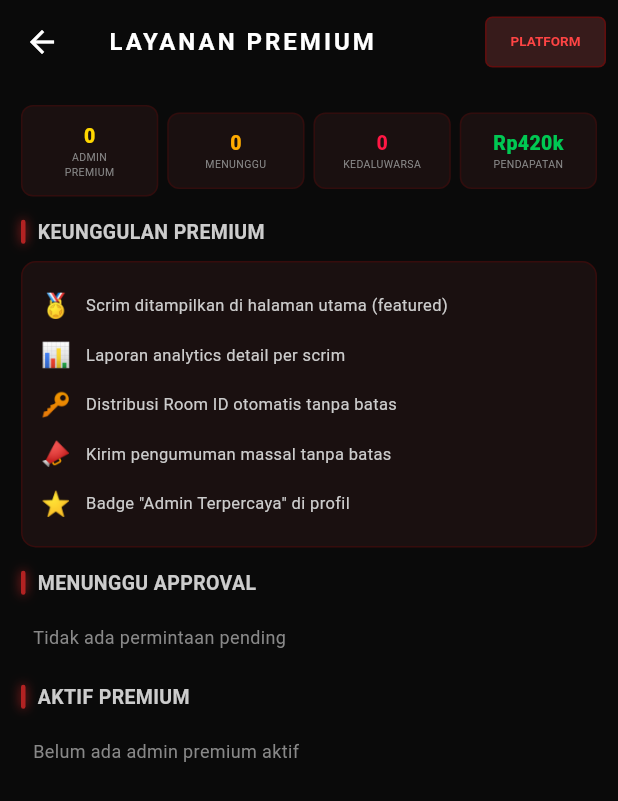
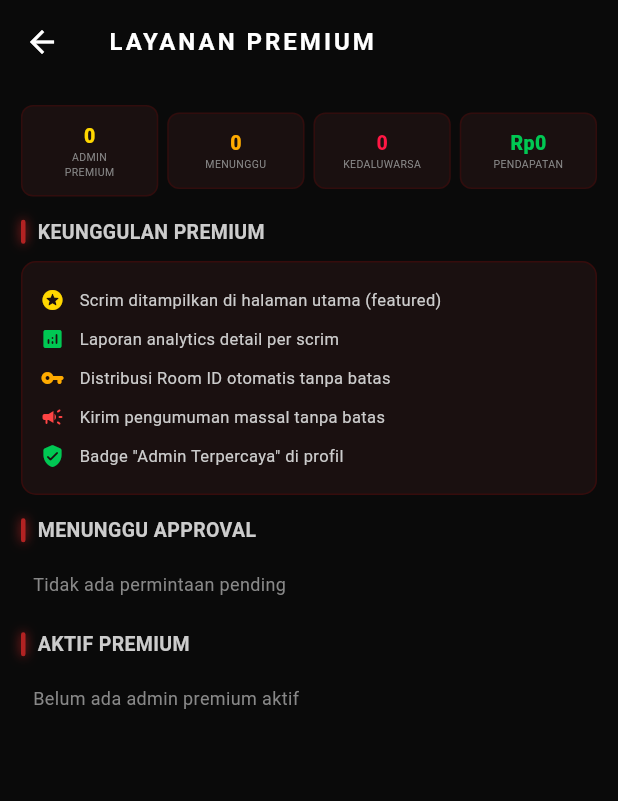
Before and after one commit to yosima050/booyahhub, a Flutter app: the KelolaPremiumScreen screen opened by its route, on a phone screen of 412 x 824 dp. Shown: the top 801 px of the screen. Run offline on Flutter 3.47's test engine with Material 3 defaults, Android fonts, the phone set to English and light mode, and no system bars; our stand-ins replace file_picker, supabase_flutter, webview_flutter; accounts and stored records are empty; network calls fail; Roboto replaces fonts that are missing (Orbitron, Rajdhani).

Commit message:
modify kelola premium screen

```diff
--- a/lib/features/platform/kelola_premium_screen.dart
+++ b/lib/features/platform/kelola_premium_screen.dart
@@ -1,7 +1,3 @@
-// ──────────────────────────────────────────────────────────
-// FILE: lib/features/platform/kelola_premium_screen.dart
-// UC-19: Mengelola Layanan Premium
-// ──────────────────────────────────────────────────────────
 import 'package:flutter/material.dart';
 import '../../core/theme.dart';
 import '../../shared/widgets/booyah_widgets.dart';
@@ -30,13 +26,18 @@ class _KelolaPremiumScreenState extends State<KelolaPremiumScreen> {
       if (mounted) {
         setState(() => _loading = true);
       }
-      final pending = await PlatformService.getPremiumRequests();
-      // You would need to create a method to fetch active premium admins
-      // For now using empty list as placeholder
+
+      // Memanggil seluruh data pengajuan premium dari Supabase
+      final allRequests = await PlatformService.getPremiumRequests();
+
       if (mounted) {
         setState(() {
-          _pending = pending;
-          _active = [];
+          // 1. Memisahkan data yang berstatus 'pending' / belum diproses
+          _pending = allRequests.where((req) => req['status'] == 'pending' || req['approved'] == null).toList();
+
+          // 2. Memisahkan data yang berstatus 'aktif' / sudah di-approve
+          _active = allRequests.where((req) => req['status'] == 'aktif' || req['approved'] == true).toList();
+
           _loading = false;
         });
       }
@@ -52,10 +53,19 @@ class _KelolaPremiumScreenState extends State<KelolaPremiumScreen> {
     try {
       await PlatformService.processPremium(req['id'] as int, true);
       if (mounted) {
-        setState(() => _pending.removeWhere((p) => p['id'] == req['id']));
+        setState(() {
+          // Menghapus data dari list tunggu (pending)
+          _pending.removeWhere((p) => p['id'] == req['id']);
+          // Otomatis memindahkan data ke list aktif agar boks statistik langsung update
+          _active.add(req);
+        });
+
         ScaffoldMessenger.of(context).showSnackBar(
-          SnackBar(content: Text('✅ ${req['admin_name']} berhasil di-upgrade ke Premium!'),
-            backgroundColor: BooyahTheme.green));
+          SnackBar(
+            content: Text('✅ ${req['admin_name']} berhasil di-upgrade ke Premium!'),
+            backgroundColor: BooyahTheme.green,
+          ),
+        );
       }
     } catch (e) {
       debugPrint('Error approving premium: $e');
@@ -66,10 +76,17 @@ class _KelolaPremiumScreenState extends State<KelolaPremiumScreen> {
     try {
       await PlatformService.processPremium(req['id'] as int, false);
       if (mounted) {
-        setState(() => _pending.removeWhere((p) => p['id'] == req['id']));
+        setState(() {
+          // Menghapus data dari list tunggu (pending) tanpa menambah ke list aktif
+          _pending.removeWhere((p) => p['id'] == req['id']);
+        });
+
         ScaffoldMessenger.of(context).showSnackBar(
-          SnackBar(content: const Text('❌ Permintaan premium ditolak.'),
-            backgroundColor: BooyahTheme.red));
+          SnackBar(
+            content: const Text('❌ Permintaan premium ditolak.'),
+            backgroundColor: BooyahTheme.red,
+          ),
+        );
       }
     } catch (e) {
       debugPrint('Error rejecting premium: $e');
@@ -77,18 +94,24 @@ class _KelolaPremiumScreenState extends State<KelolaPremiumScreen> {
   }
 
   @override
-  Widget build(BuildContext ctx) => Scaffold(
-    appBar: AppBar(title: const Text('LAYANAN PREMIUM'),
-      actions: [Chip(label: const Text('PLATFORM', style: TextStyle(fontSize: 9)),
-        backgroundColor: BooyahTheme.maroonGlow.withValues(alpha: 0.15),
-        labelStyle: const TextStyle(color: BooyahTheme.maroonGlow, fontWeight: FontWeight.w700),
-      ), const SizedBox(width: 8)]),
+  Widget build(BuildContext ctx) {
+    // 💡 Hitung total pendapatan dinamis: (Jumlah admin aktif x Rp 50.000)
+    int totalRevenue = _active.length * 50000;
+    // Format label pendapatan (misal: 50000 -> Rp50k, 100000 -> Rp100k)
+    String revenueLabel = totalRevenue >= 1000 ? 'Rp${(totalRevenue / 1000).toStringAsFixed(0)}k' : 'Rp$totalRevenue';
+
+    return Scaffold(
+      appBar: AppBar(
+        title: const Text('LAYANAN PREMIUM'),
+      ),
       body: _loading
           ? const Center(child: CircularProgressIndicator(color: Color(0xFFB22222)))
           : SingleChildScrollView(
               padding: const EdgeInsets.all(14),
-      child: Column(crossAxisAlignment: CrossAxisAlignment.start, children: [
-        // Stats header
+              child: Column(
+                crossAxisAlignment: CrossAxisAlignment.start,
+                children: [
+                  // Stats Header (Semua angka sekarang otomatis sinkron & dinamis! 🚀)
                   Row(children: [
                     _statBox('ADMIN\nPREMIUM', _active.length.toString(), BooyahTheme.gold),
                     const SizedBox(width: 6),
@@ -96,7 +119,7 @@ class _KelolaPremiumScreenState extends State<KelolaPremiumScreen> {
                     const SizedBox(width: 6),
                     _statBox('KEDALUWARSA', '0', BooyahTheme.red),
                     const SizedBox(width: 6),
-          _statBox('PENDAPATAN', 'Rp420k', BooyahTheme.green),
+                    _statBox('PENDAPATAN', revenueLabel, BooyahTheme.green),
                   ]),
                   const SizedBox(height: 14),
 
@@ -105,15 +128,16 @@ class _KelolaPremiumScreenState extends State<KelolaPremiumScreen> {
                   Container(
                     padding: const EdgeInsets.all(12),
                     decoration: BoxDecoration(
-            color: BooyahTheme.card, borderRadius: BorderRadius.circular(10),
+                      color: BooyahTheme.card,
+                      borderRadius: BorderRadius.circular(10),
                       border: Border.all(color: BooyahTheme.maroon.withValues(alpha: 0.25)),
                     ),
                     child: Column(children: [
-            _featureRow('🏅', 'Scrim ditampilkan di halaman utama (featured)'),
-            _featureRow('📊', 'Laporan analytics detail per scrim'),
-            _featureRow('🔑', 'Distribusi Room ID otomatis tanpa batas'),
-            _featureRow('📣', 'Kirim pengumuman massal tanpa batas'),
-            _featureRow('⭐', 'Badge "Admin Terpercaya" di profil'),
+                      _featureRow(Icons.stars_rounded, 'Scrim ditampilkan di halaman utama (featured)', BooyahTheme.gold),
+                      _featureRow(Icons.analytics_rounded, 'Laporan analytics detail per scrim', BooyahTheme.green),
+                      _featureRow(Icons.vpn_key_rounded, 'Distribusi Room ID otomatis tanpa batas', BooyahTheme.yellow),
+                      _featureRow(Icons.campaign_rounded, 'Kirim pengumuman massal tanpa batas', BooyahTheme.maroonGlow),
+                      _featureRow(Icons.verified_user_rounded, 'Badge "Admin Terpercaya" di profil', BooyahTheme.green),
                     ]),
                   ),
                   const SizedBox(height: 14),
@@ -136,19 +160,27 @@ class _KelolaPremiumScreenState extends State<KelolaPremiumScreen> {
                           border: Border.all(color: BooyahTheme.maroon.withValues(alpha: 0.2)),
                         ),
                         child: Row(children: [
-                const Text('⭐', style: TextStyle(fontSize: 22)),
+                          const Icon(Icons.star_rounded, size: 24, color: BooyahTheme.gold),
                           const SizedBox(width: 10),
-                Expanded(child: Column(crossAxisAlignment: CrossAxisAlignment.start, children: [
+                          Expanded(
+                              child: Column(
+                            crossAxisAlignment: CrossAxisAlignment.start,
+                            children: [
                               Text(req['admin_name'] as String? ?? 'Admin', style: const TextStyle(fontSize: 12, fontWeight: FontWeight.w700)),
                               Text(req['email'] as String? ?? '', style: const TextStyle(fontSize: 10, color: BooyahTheme.textMuted)),
                               Text(req['package_type'] as String? ?? '1 bulan · Rp50.000', style: const TextStyle(fontSize: 10, color: BooyahTheme.gold, fontWeight: FontWeight.w700)),
-                ])),
+                            ],
+                          )),
                           Row(children: [
-                  GestureDetector(onTap: () => _approve(req),
-                    child: _btn('✓ OK', BooyahTheme.green)),
+                            GestureDetector(
+                              onTap: () => _approve(req),
+                              child: _btn('✓ OK', BooyahTheme.green),
+                            ),
                             const SizedBox(width: 4),
-                  GestureDetector(onTap: () => _reject(req),
-                    child: _btn('✕', BooyahTheme.red)),
+                            GestureDetector(
+                              onTap: () => _reject(req),
+                              child: _btn('✕', BooyahTheme.red),
+                            ),
                           ]),
                         ]),
                       );
@@ -170,34 +202,45 @@ class _KelolaPremiumScreenState extends State<KelolaPremiumScreen> {
                         margin: const EdgeInsets.only(bottom: 7),
                         padding: const EdgeInsets.all(10),
                         decoration: BoxDecoration(
-                color: BooyahTheme.card, borderRadius: BorderRadius.circular(8),
+                          color: BooyahTheme.card,
+                          borderRadius: BorderRadius.circular(8),
                           border: Border.all(color: BooyahTheme.maroon.withValues(alpha: 0.2)),
                         ),
                         child: Row(children: [
-                Text(['🥇','🥈','🥉'][e.key % 3], style: const TextStyle(fontSize: 20)),
+                          Builder(builder: (context) {
+                            final icons = [Icons.looks_one_rounded, Icons.looks_two_rounded, Icons.looks_3_rounded];
+                            final colors = [BooyahTheme.gold, Colors.grey.shade400, Colors.brown.shade400];
+                            return Icon(icons[e.key % 3], size: 22, color: colors[e.key % 3]);
+                          }),
                           const SizedBox(width: 10),
-                Expanded(child: Column(crossAxisAlignment: CrossAxisAlignment.start, children: [
+                          Expanded(
+                              child: Column(
+                            crossAxisAlignment: CrossAxisAlignment.start,
+                            children: [
                               Text(a['admin_name'] as String? ?? '', style: const TextStyle(fontSize: 12, fontWeight: FontWeight.w700)),
                               Text(a['status'] as String? ?? 'Aktif', style: const TextStyle(fontSize: 10, color: BooyahTheme.textMuted)),
-                ])),
+                            ],
+                          )),
                           Column(crossAxisAlignment: CrossAxisAlignment.end, children: [
-                  Text('30 hari lagi', style: TextStyle(fontSize: 10, fontWeight: FontWeight.w700,
-                    color: BooyahTheme.green)),
+                            Text('30 hari lagi', style: TextStyle(fontSize: 10, fontWeight: FontWeight.w700, color: BooyahTheme.green)),
                             const SizedBox(height: 4),
                             _btn('Perbarui', BooyahTheme.yellow),
                           ]),
                         ]),
                       );
                     }),
-      ]),
+                ],
+              ),
             ),
     );
+  }
 
   Widget _statBox(String label, String val, Color color) => Expanded(
         child: Container(
           padding: const EdgeInsets.symmetric(vertical: 10),
           decoration: BoxDecoration(
-        color: BooyahTheme.card, borderRadius: BorderRadius.circular(8),
+            color: BooyahTheme.card,
+            borderRadius: BorderRadius.circular(8),
             border: Border.all(color: BooyahTheme.maroon.withValues(alpha: 0.2)),
           ),
           child: Column(children: [
@@ -207,10 +250,10 @@ class _KelolaPremiumScreenState extends State<KelolaPremiumScreen> {
         ),
       );
 
-  Widget _featureRow(String ico, String text) => Padding(
+  Widget _featureRow(IconData icon, String text, Color color) => Padding(
         padding: const EdgeInsets.symmetric(vertical: 5),
         child: Row(children: [
-      Text(ico, style: const TextStyle(fontSize: 16)),
+          Icon(icon, size: 16, color: color),
           const SizedBox(width: 10),
           Expanded(child: Text(text, style: const TextStyle(fontSize: 11, color: BooyahTheme.textSec))),
         ]),
```
Lines whose indentation alone changed are shown as unchanged.
